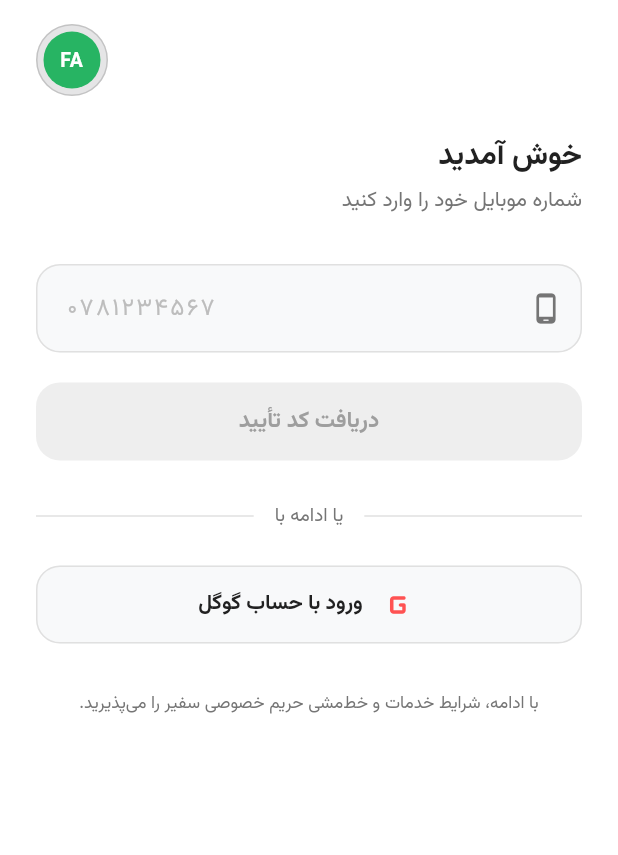
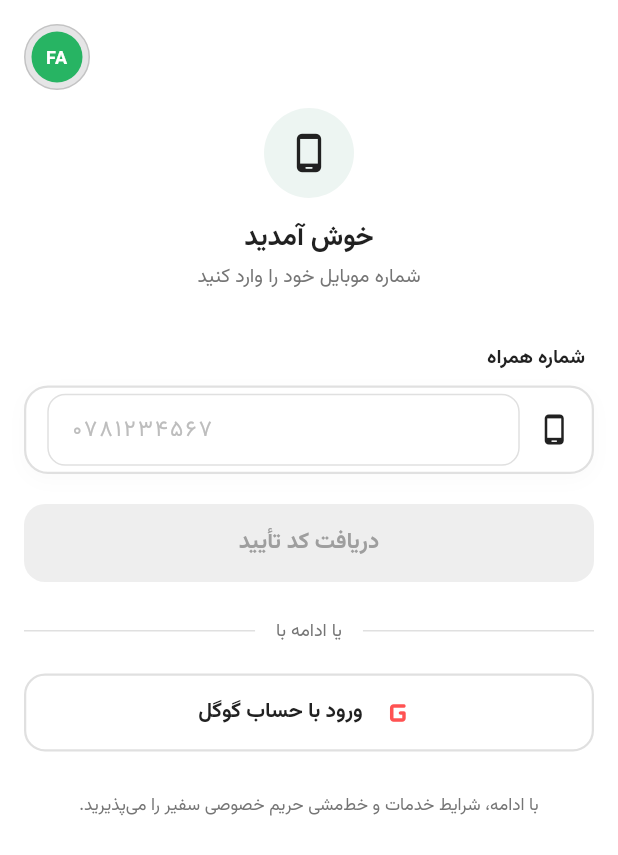
Before and after one commit to farhadrasa78-a11y/Safir_Mosafir, a Flutter app: the screen it shows after launch, on a phone screen of 412 x 824 dp. Shown: the top 855 px of the screen. Run offline on Flutter 3.47's test engine with Material 3 defaults, Android fonts, the phone set to English and light mode, and no system bars; our stand-ins replace cloud_firestore, connectivity_plus, easy_localization, firebase_auth, firebase_core, firebase_database and 10 more; missing offline and left inert: flutter_stripe, maplibre_gl, restart_app; accounts and stored records are empty; network calls fail.

Commit message:
Refactor registration screen layout and comments
Updated comments for clarity and adjusted UI elements such as padding, sizes, and styles. Removed unnecessary code and improved the layout of the registration screen.

```diff
--- a/lib/authentication/register_screen.dart
+++ b/lib/authentication/register_screen.dart
@@ -26,7 +26,7 @@ class _RegisterScreenState extends State<RegisterScreen> {
   @override
   void initState() {
     super.initState();
-    // 🇦ف قفل کردن زبان پیش‌فرض برنامه روی فارسی (دری) در بدو ورود
+    // قفل کردن زبان پیش‌فرض برنامه روی فارسی (دری) در بدو ورود
     WidgetsBinding.instance.addPostFrameCallback((_) {
       if (context.locale.languageCode == 'en') {
         context.setLocale(const Locale('fa'));
@@ -53,9 +53,8 @@ class _RegisterScreenState extends State<RegisterScreen> {
     }
   }
 
-  // 🌐 نمایش منوی مدرن و مینیمال انتخاب زبان
+  // 🌐 نمایش منوی مدرن انتخاب زبان
   void showLanguageBottomSheet(BuildContext context) {
-    // تعیین عنوان تک‌زبانه بر اساس زبان فعلی
     String bottomSheetTitle;
     if (context.locale.languageCode == 'ps') {
       bottomSheetTitle = 'ژبه غوره کړئ';
@@ -191,21 +190,20 @@ class _RegisterScreenState extends State<RegisterScreen> {
         child: SingleChildScrollView(
           physics: const BouncingScrollPhysics(),
           child: Padding(
-            padding: const EdgeInsets.symmetric(horizontal: 24, vertical: 16),
+            padding: const EdgeInsets.symmetric(horizontal: 16, vertical: 16),
             child: Column(
               crossAxisAlignment: CrossAxisAlignment.start,
               children: [
-                // 🌐 هدر بالای صفحه (دکمه انتخاب زبان سه لایه مدرن)
+                // 🌐 هدر بالای صفحه (دکمه انتخاب زبان)
                 Row(
                   mainAxisAlignment: MainAxisAlignment.spaceBetween,
                   children: [
                     const SizedBox(),
-                    // 🟢 دکمه انتخاب زبان
                     GestureDetector(
                       onTap: () => showLanguageBottomSheet(context),
                       child: Container(
-                        width: 48,
-                        height: 48,
+                        width: 44,
+                        height: 44,
                         decoration: BoxDecoration(
                           shape: BoxShape.circle,
                           color: const Color(0xFF2C2C2E).withOpacity(0.12),
@@ -225,7 +223,7 @@ class _RegisterScreenState extends State<RegisterScreen> {
                               _getLanguageCodeText(context),
                               style: const TextStyle(
                                 color: Colors.white,
-                                fontSize: 13,
+                                fontSize: 12,
                                 fontWeight: FontWeight.bold,
                                 letterSpacing: 0.5,
                               ),
@@ -237,43 +235,84 @@ class _RegisterScreenState extends State<RegisterScreen> {
                   ],
                 ),
 
-                const SizedBox(height: 28),
+                const SizedBox(height: 12),
 
-                // ✏️ عناوین خوش‌آمدگویی متصل به فایل‌های ترجمه (tr)
-                Text(
+                // ✏️ آیکون دایره‌ای بالای صفحه بر اساس UI جدید
+                Center(
+                  child: Container(
+                    width: 60,
+                    height: 60,
+                    decoration: BoxDecoration(
+                      color: AppColors.primaryBrand.withOpacity(0.08),
+                      shape: BoxShape.circle,
+                    ),
+                    child: const Icon(
+                      Icons.phone_android_rounded,
+                      color: AppColors.textPrimary,
+                      size: 28,
+                    ),
+                  ),
+                ),
+
+                const SizedBox(height: 16),
+
+                // عناوین خوش‌آمدگویی
+                Center(
+                  child: Text(
                     'welcome_title'.tr(),
-                  textAlign: isRtl ? TextAlign.right : TextAlign.left,
+                    textAlign: TextAlign.center,
                     style: const TextStyle(
-                    fontSize: 20,
-                    fontWeight: FontWeight.w600,
+                      fontSize: 18,
+                      fontWeight: FontWeight.bold,
                       color: AppColors.textPrimary,
                       height: 1.2,
                     ),
                   ),
-                const SizedBox(height: 8),
-                Text(
+                ),
+                const SizedBox(height: 6),
+                Center(
+                  child: Text(
                     'enter_phone_subtitle'.tr(),
-                  textAlign: isRtl ? TextAlign.right : TextAlign.left,
+                    textAlign: TextAlign.center,
                     style: const TextStyle(
-                    fontSize: 14,
-                    fontWeight: FontWeight.w500,
+                      fontSize: 13,
+                      fontWeight: FontWeight.normal,
                       color: AppColors.textSecondary,
                       height: 1.4,
                     ),
                   ),
-                const SizedBox(height: 32),
+                ),
 
-                // 📱 فیلد ورود شماره
-                TextFormField(
+                const SizedBox(height: 28),
+
+                // 🏷️ هدر کارت ورودی
+                _buildSectionHeader(
+                  context.locale.languageCode == 'en' ? 'Phone Number' : 'شماره همراه',
+                ),
+
+                // 📱 فیلد ورودی درون کارت سفید با هدر
+                _buildCardGroup([
+                  Padding(
+                    padding: const EdgeInsets.symmetric(horizontal: 14, vertical: 4),
+                    child: Row(
+                      children: [
+                        const Icon(
+                          Icons.phone_android_rounded,
+                          color: AppColors.textPrimary,
+                          size: 22,
+                        ),
+                        const SizedBox(width: 12),
+                        Expanded(
+                          child: TextFormField(
                             controller: phoneController,
                             maxLength: 10,
                             textInputAction: TextInputAction.done,
                             keyboardType: TextInputType.phone,
                             textAlign: TextAlign.left,
                             style: const TextStyle(
-                    fontSize: 18,
+                              fontSize: 16,
                               fontWeight: FontWeight.bold,
-                    letterSpacing: 2.0,
+                              letterSpacing: 1.5,
                               color: AppColors.textPrimary,
                             ),
                             onChanged: (value) => setState(() {}),
@@ -282,38 +321,29 @@ class _RegisterScreenState extends State<RegisterScreen> {
                               hintText: '0781234567',
                               hintStyle: TextStyle(
                                 color: Colors.grey.shade400,
-                      fontSize: 16,
+                                fontSize: 15,
                                 letterSpacing: 1.5,
                                 fontWeight: FontWeight.normal,
                               ),
-                    filled: true,
-                    fillColor: AppColors.backgroundLight,
-                    contentPadding: const EdgeInsets.symmetric(vertical: 16, horizontal: 16),
-                    enabledBorder: OutlineInputBorder(
-                      borderRadius: BorderRadius.circular(16),
-                      borderSide: const BorderSide(color: AppColors.borderLight, width: 1),
+                              border: InputBorder.none,
+                              isDense: true,
                             ),
-                    focusedBorder: OutlineInputBorder(
-                      borderRadius: BorderRadius.circular(16),
-                      borderSide: const BorderSide(color: AppColors.primaryBrand, width: 1.8),
                           ),
-                    prefixIcon: const Icon(
-                      Icons.phone_android_rounded,
-                      color: AppColors.textSecondary,
-                      size: 22,
                         ),
-                    suffixIcon: isValidPhone
-                        ? const Icon(
+                        if (isValidPhone)
+                          const Icon(
                             Icons.check_circle_rounded,
                             color: AppColors.success,
                             size: 22,
-                          )
-                        : null,
+                          ),
+                      ],
                     ),
                   ),
+                ]),
+
                 const SizedBox(height: 20),
 
-                // 🔘 دکمه ارسال پیامک (تغییر حالت بر اساس صحت و پر شدن شماره)
+                // 🔘 دکمه ارسال پیامک
                 SizedBox(
                   width: double.infinity,
                   height: 52,
@@ -327,7 +357,7 @@ class _RegisterScreenState extends State<RegisterScreen> {
                       disabledForegroundColor: Colors.grey.shade400,
                       elevation: 0,
                       shape: RoundedRectangleBorder(
-                        borderRadius: BorderRadius.circular(16),
+                        borderRadius: BorderRadius.circular(14),
                       ),
                     ),
                     child: authProvider.isLoading
@@ -349,7 +379,8 @@ class _RegisterScreenState extends State<RegisterScreen> {
                           ),
                   ),
                 ),
-                const SizedBox(height: 28),
+
+                const SizedBox(height: 24),
 
                 // جداکننده
                 Row(
@@ -359,13 +390,14 @@ class _RegisterScreenState extends State<RegisterScreen> {
                       padding: const EdgeInsets.symmetric(horizontal: 14.0),
                       child: Text(
                         getTranslation(context, "or_continue_with"),
-                        style: const TextStyle(color: AppColors.textSecondary, fontSize: 12.5, fontWeight: FontWeight.w500),
+                        style: const TextStyle(color: AppColors.textSecondary, fontSize: 12, fontWeight: FontWeight.w500),
                       ),
                     ),
                     const Expanded(child: Divider(color: AppColors.borderLight, thickness: 1)),
                   ],
                 ),
-                const SizedBox(height: 24),
+
+                const SizedBox(height: 20),
 
                 // 🔴 دکمه ورود با گوگل
                 SizedBox(
@@ -405,10 +437,10 @@ class _RegisterScreenState extends State<RegisterScreen> {
                             );
                           },
                     style: OutlinedButton.styleFrom(
-                      backgroundColor: AppColors.backgroundLight,
-                      side: const BorderSide(color: AppColors.borderLight, width: 1),
+                      backgroundColor: Colors.white,
+                      side: const BorderSide(color: AppColors.borderLight, width: 1.5),
                       shape: RoundedRectangleBorder(
-                        borderRadius: BorderRadius.circular(16),
+                        borderRadius: BorderRadius.circular(14),
                       ),
                     ),
                     child: authProvider.isGoogleSigInLoading
@@ -422,7 +454,7 @@ class _RegisterScreenState extends State<RegisterScreen> {
                             children: [
                               Image.network(
                                 'https://upload.wikimedia.org/wikipedia/commons/5/53/Google_%22G%22_Logo.svg',
-                                height: 22,
+                                height: 20,
                                 errorBuilder: (context, error, stackTrace) =>
                                     const Icon(Icons.g_mobiledata_rounded, color: Colors.redAccent, size: 28),
                               ),
@@ -439,7 +471,8 @@ class _RegisterScreenState extends State<RegisterScreen> {
                           ),
                   ),
                 ),
-                const SizedBox(height: 32),
+
+                const SizedBox(height: 28),
 
                 // متن قوانین و حریم خصوصی
                 Center(
@@ -457,6 +490,43 @@ class _RegisterScreenState extends State<RegisterScreen> {
             ),
           ),
         ),
+      ),
+    );
+  }
+
+  // 🛠️ متدهای کمکی جهت ساخت استایل کارت‌محور UI جدید
+  Widget _buildSectionHeader(String title) {
+    return Padding(
+      padding: const EdgeInsets.symmetric(horizontal: 6, vertical: 8),
+      child: Text(
+        title,
+        style: const TextStyle(
+          fontSize: 13,
+          fontWeight: FontWeight.bold,
+          color: AppColors.textPrimary,
+          letterSpacing: 0.2,
+        ),
+      ),
+    );
+  }
+
+  Widget _buildCardGroup(List<Widget> children) {
+    return Container(
+      decoration: BoxDecoration(
+        color: Colors.white,
+        borderRadius: BorderRadius.circular(16),
+        border: Border.all(color: AppColors.borderLight, width: 1.5),
+        boxShadow: [
+          BoxShadow(
+            color: Colors.black.withOpacity(0.02),
+            blurRadius: 10,
+            offset: const Offset(0, 4),
+          ),
+        ],
+      ),
+      child: ClipRRect(
+        borderRadius: BorderRadius.circular(16),
+        child: Column(children: children),
       ),
     );
   }
```
Lines whose indentation alone changed are shown as unchanged.
